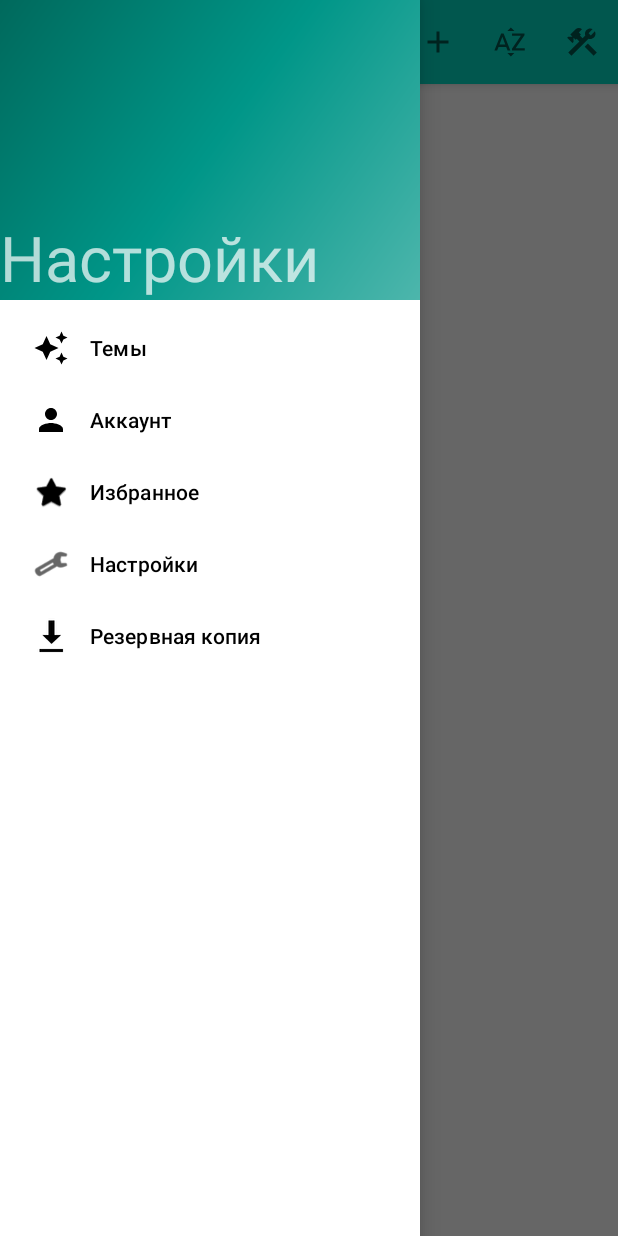
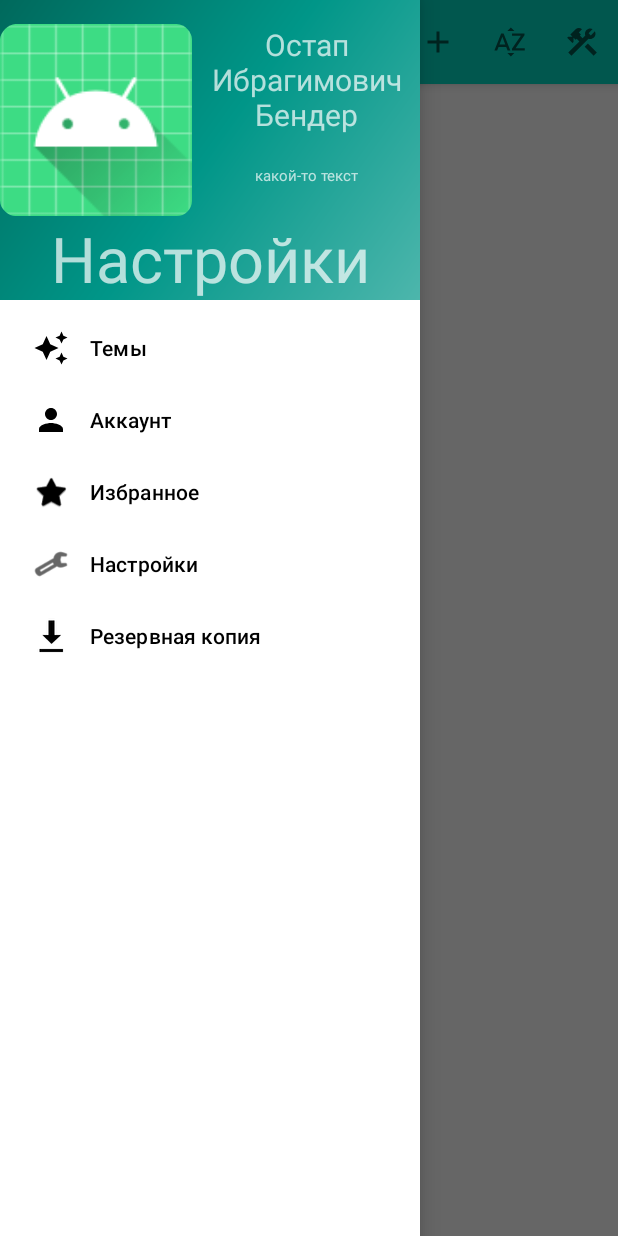
Before and after one commit to Gravitana/GB-2-06h-Notes, an Android app: the screen it shows after launch (MainActivity), with the side drawer open, on a phone screen of 412 x 824 dp. Run offline under Robolectric (Android 15) with nearby library versions, the phone set to English and light mode, and no system bars.

Commit message:
аватарка пользователя

```diff
--- a/app/src/main/res/layout/drawer_header.xml
+++ b/app/src/main/res/layout/drawer_header.xml
@@ -1,17 +1,54 @@
 <?xml version="1.0" encoding="utf-8"?>
-<LinearLayout xmlns:android="http://schemas.android.com/apk/res/android"
+<androidx.constraintlayout.widget.ConstraintLayout xmlns:android="http://schemas.android.com/apk/res/android"
+    xmlns:app="http://schemas.android.com/apk/res-auto"
+    xmlns:tools="http://schemas.android.com/tools"
     android:layout_width="match_parent"
     android:layout_height="@dimen/drawer_header_height"
-    xmlns:tools="http://schemas.android.com/tools"
-    android:gravity="bottom"
-    android:orientation="vertical"
     android:background="@drawable/side_nav_bar"
-    android:theme="@style/ThemeOverlay.AppCompat.Dark">
+    android:theme="@style/ThemeOverlay.AppCompat.Dark"
+    android:paddingTop="@dimen/padding_top" >
+
+    <ImageView
+        android:id="@+id/drawer_header_image"
+        android:layout_width="@dimen/drawer_header_image_size"
+        android:layout_height="@dimen/drawer_header_image_size"
+        android:src="@mipmap/ic_launcher"
+        app:layout_constraintTop_toTopOf="parent"
+        app:layout_constraintStart_toStartOf="parent"
+        android:contentDescription="@string/photo" />
 
     <TextView
-        android:layout_width="wrap_content"
+        android:id="@+id/drawer_header_username"
+        android:layout_width="0dp"
         android:layout_height="wrap_content"
-        android:text="@string/drawer_header_title"
+        app:layout_constraintTop_toTopOf="@+id/drawer_header_image"
+        app:layout_constraintEnd_toEndOf="parent"
+        app:layout_constraintStart_toEndOf="@+id/drawer_header_image"
+        android:gravity="center"
+        android:text="@string/drawer_header_username"
+        android:textSize="@dimen/drawer_header_username_size"/>
+
+    <TextView
+        android:id="@+id/drawer_header_text"
+        android:layout_width="0dp"
+        android:layout_height="0dp"
+        app:layout_constraintTop_toBottomOf="@+id/drawer_header_username"
+        app:layout_constraintEnd_toEndOf="parent"
+        app:layout_constraintStart_toEndOf="@+id/drawer_header_image"
+        app:layout_constraintBottom_toBottomOf="@+id/drawer_header_image"
+        android:gravity="center"
+        android:text="@string/drawer_header_text"
         android:textSize="@dimen/drawer_header_text_size"/>
 
-</LinearLayout>
+    <TextView
+        android:layout_width="0dp"
+        android:layout_height="0dp"
+        app:layout_constraintTop_toBottomOf="@+id/drawer_header_image"
+        app:layout_constraintEnd_toEndOf="parent"
+        app:layout_constraintBottom_toBottomOf="parent"
+        app:layout_constraintStart_toStartOf="parent"
+        android:gravity="center"
+        android:text="@string/drawer_header_title"
+        android:textSize="@dimen/drawer_header_title_size"/>
+
+</androidx.constraintlayout.widget.ConstraintLayout>
--- a/app/src/main/res/values/dimens.xml
+++ b/app/src/main/res/values/dimens.xml
@@ -1,7 +1,11 @@
 <?xml version="1.0" encoding="utf-8"?>
 <resources>
     <dimen name="margin8">8dp</dimen>
+    <dimen name="padding_top">16dp</dimen>
     <dimen name="pic_size">24dp</dimen>
     <dimen name="drawer_header_height">200dp</dimen>
-    <dimen name="drawer_header_text_size">42sp</dimen>
+    <dimen name="drawer_header_title_size">42sp</dimen>
+    <dimen name="drawer_header_username_size">20sp</dimen>
+    <dimen name="drawer_header_text_size">10sp</dimen>
+    <dimen name="drawer_header_image_size">128dp</dimen>
 </resources>
--- a/app/src/main/res/values/strings.xml
+++ b/app/src/main/res/values/strings.xml
@@ -11,6 +11,9 @@
     <string name="action_backup">Резервная копия</string>
     <string name="action_favorite">Избранное</string>
     <string name="drawer_header_title">Настройки</string>
+    <string name="drawer_header_text">какой-то текст</string>
     <string name="navigation_drawer_open">Открыть боковушку</string>
     <string name="navigation_drawer_close">Закрыть боковушку</string>
+    <string name="drawer_header_username">Остап Ибрагимович Бендер</string>
+    <string name="photo">Фото</string>
 </resources>
```
